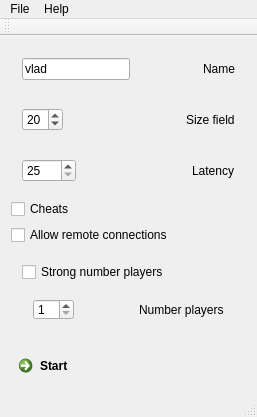
This is SinglePlayer/mainwindow.ui in anonymouse1/Labyrus as Qt 5 draws it before an edit. The edited form follows.
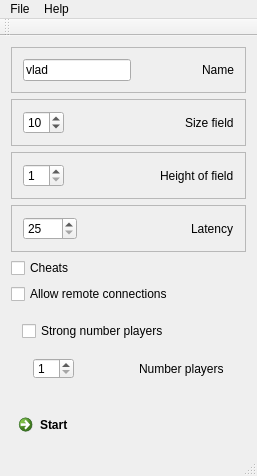
This is the edited form.

What changed in the file:
```diff
--- a/SinglePlayer/mainwindow.ui
+++ b/SinglePlayer/mainwindow.ui
@@ -17,6 +17,12 @@
    <layout class="QVBoxLayout" name="verticalLayout_2">
     <item>
      <widget class="QFrame" name="frame_3">
+      <property name="frameShape">
+       <enum>QFrame::StyledPanel</enum>
+      </property>
+      <property name="frameShadow">
+       <enum>QFrame::Plain</enum>
+      </property>
       <layout class="QHBoxLayout" name="horizontalLayout_2">
        <item>
         <widget class="QLineEdit" name="name">
@@ -50,6 +56,12 @@
     </item>
     <item>
      <widget class="QFrame" name="frame_4">
+      <property name="frameShape">
+       <enum>QFrame::StyledPanel</enum>
+      </property>
+      <property name="frameShadow">
+       <enum>QFrame::Plain</enum>
+      </property>
       <layout class="QHBoxLayout" name="horizontalLayout_3">
        <item>
         <widget class="QSpinBox" name="fieldSize">
@@ -60,7 +72,7 @@
           <number>60</number>
          </property>
          <property name="value">
-          <number>20</number>
+          <number>10</number>
          </property>
         </widget>
        </item>
@@ -87,8 +99,56 @@
       </layout>
      </widget>
     </item>
+    <item>
+     <widget class="QFrame" name="frame">
+      <property name="frameShape">
+       <enum>QFrame::StyledPanel</enum>
+      </property>
+      <property name="frameShadow">
+       <enum>QFrame::Plain</enum>
+      </property>
+      <layout class="QHBoxLayout" name="horizontalLayout_5">
+       <item>
+        <widget class="QSpinBox" name="heightOfField">
+         <property name="minimum">
+          <number>1</number>
+         </property>
+         <property name="maximum">
+          <number>30</number>
+         </property>
+        </widget>
+       </item>
+       <item>
+        <spacer name="horizontalSpacer_5">
+         <property name="orientation">
+          <enum>Qt::Horizontal</enum>
+         </property>
+         <property name="sizeHint" stdset="0">
+          <size>
+           <width>40</width>
+           <height>20</height>
+          </size>
+         </property>
+        </spacer>
+       </item>
+       <item>
+        <widget class="QLabel" name="label_5">
+         <property name="text">
+          <string>Height of field</string>
+         </property>
+        </widget>
+       </item>
+      </layout>
+     </widget>
+    </item>
     <item>
      <widget class="QFrame" name="frame_5">
+      <property name="frameShape">
+       <enum>QFrame::StyledPanel</enum>
+      </property>
+      <property name="frameShadow">
+       <enum>QFrame::Plain</enum>
+      </property>
       <layout class="QHBoxLayout" name="horizontalLayout_4">
        <item>
         <widget class="QSpinBox" name="spinBox">
```
Left out of the diff: 2 changed lines with no effect on the pictures.
